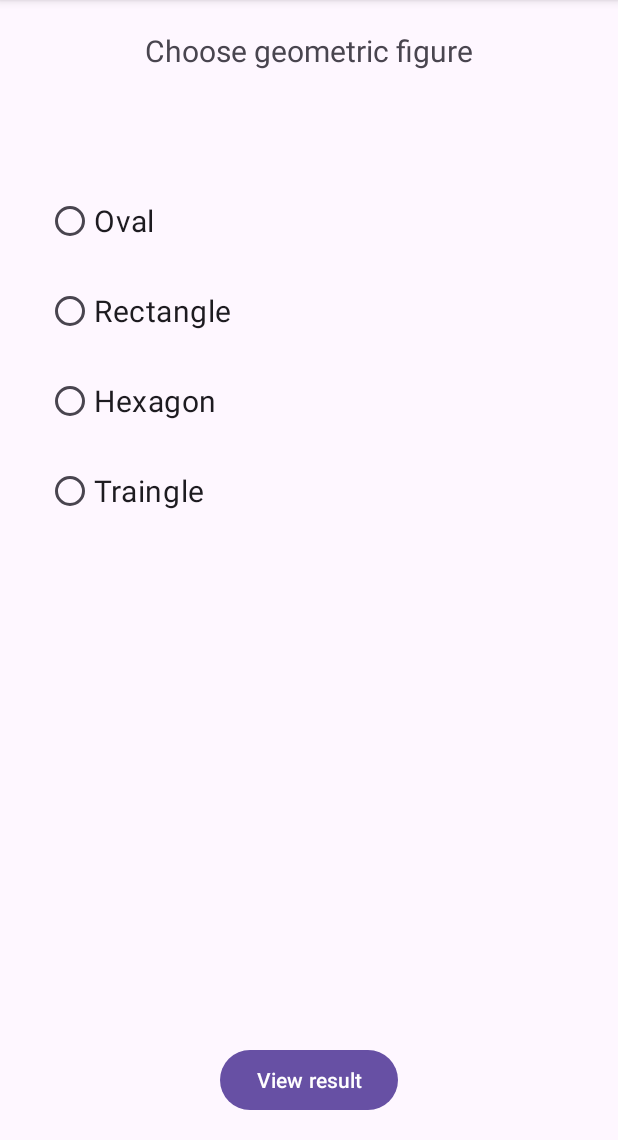
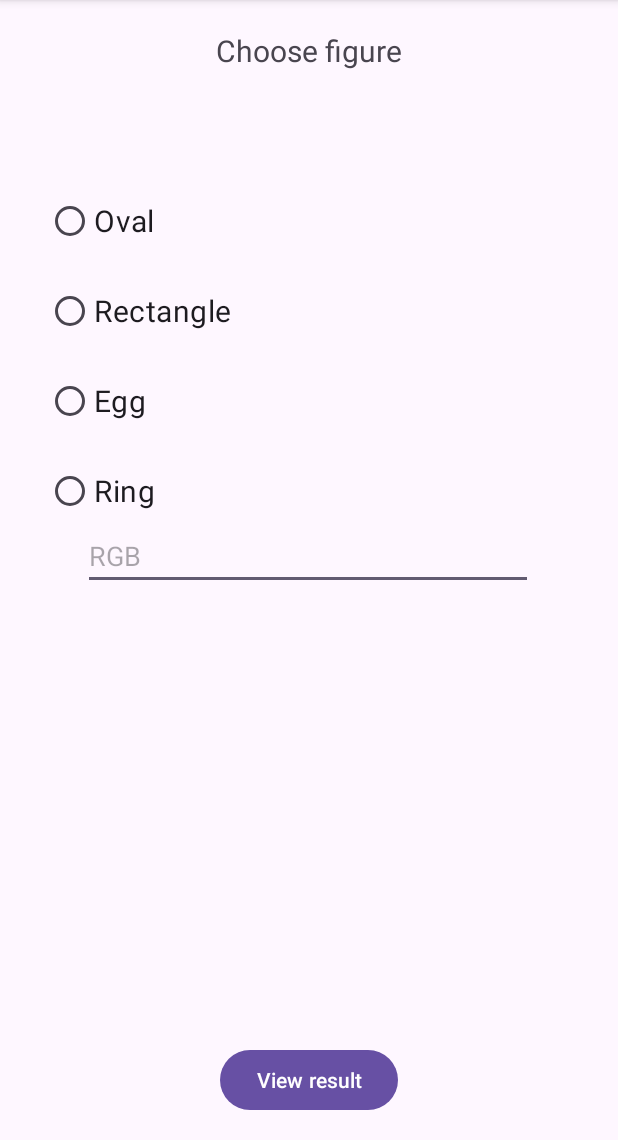
Before and after one commit to agielson/rmpo, an Android app: the screen it shows after launch (MainActivity), on a phone screen of 412 x 824 dp, the part 96-1236 px from its top. Run offline under Robolectric (Android 15) with nearby library versions, the light colour scheme and no system bars.

Commit message:
With color

```diff
--- a/lab3/app/src/main/res/layout/activity_main.xml
+++ b/lab3/app/src/main/res/layout/activity_main.xml
@@ -12,7 +12,7 @@
         android:layout_width="wrap_content"
         android:layout_height="wrap_content"
         android:fontFamily="sans-serif"
-        android:text="Choose geometric figure"
+        android:text="Choose figure"
         android:textSize="20sp"
         app:layout_constraintBottom_toBottomOf="parent"
         app:layout_constraintEnd_toEndOf="parent"
@@ -61,13 +61,13 @@
             app:layout_constraintTop_toTopOf="parent" />
 
         <RadioButton
-            android:id="@+id/hexagon"
+            android:id="@+id/egg"
             android:layout_width="350dp"
             android:layout_height="60dp"
             android:layout_marginStart="0dp"
             android:layout_marginTop="0dp"
             android:layout_marginEnd="0dp"
-            android:text="Hexagon"
+            android:text="Egg"
             android:textSize="20sp"
             app:layout_constraintEnd_toEndOf="parent"
             app:layout_constraintHorizontal_bias="0.56"
@@ -75,13 +75,13 @@
             app:layout_constraintTop_toTopOf="parent" />
 
         <RadioButton
-            android:id="@+id/traingle"
+            android:id="@+id/ring"
             android:layout_width="350dp"
             android:layout_height="60dp"
             android:layout_marginStart="0dp"
             android:layout_marginTop="0dp"
             android:layout_marginEnd="0dp"
-            android:text="Traingle"
+            android:text="Ring"
             android:textSize="20sp"
             app:layout_constraintEnd_toEndOf="parent"
             app:layout_constraintHorizontal_bias="0.56"
@@ -100,5 +100,18 @@
         app:layout_constraintEnd_toEndOf="parent"
         app:layout_constraintStart_toStartOf="parent" />
 
+    <EditText
+        android:id="@+id/color"
+        android:layout_width="300dp"
+        android:layout_height="wrap_content"
+        android:layout_marginTop="348dp"
+        android:hint="RGB"
+        app:layout_constraintEnd_toEndOf="parent"
+        app:layout_constraintHorizontal_bias="0.495"
+        app:layout_constraintLeft_toLeftOf="parent"
+        app:layout_constraintRight_toRightOf="parent"
+        app:layout_constraintStart_toStartOf="parent"
+        app:layout_constraintTop_toTopOf="parent" />
+
 
 </androidx.constraintlayout.widget.ConstraintLayout>
```
Also changed, not shown: lab3/app/src/main/java/com/example/lab3/ActivityResult.java (+15 -5 lines), lab3/app/src/main/java/com/example/lab3/MainActivity.java (+9 -2 lines), lab3/app/src/main/res/drawable/star.xml (+15 -11 lines), lab3/app/src/main/res/drawable/stroke.xml (+15 -10 lines).
